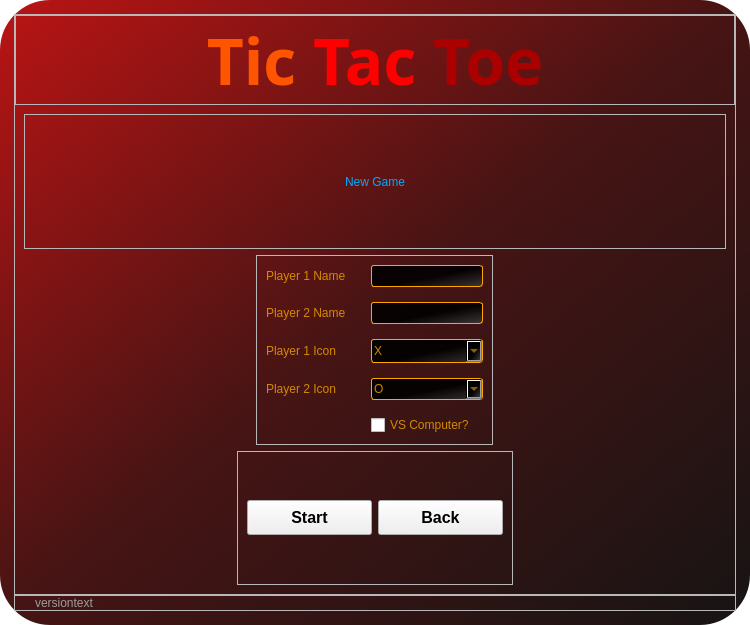
Before: the Qt Designer form src/Ui_main.ui in sera619/TicTacToe-PySide, drawn with Qt 5.
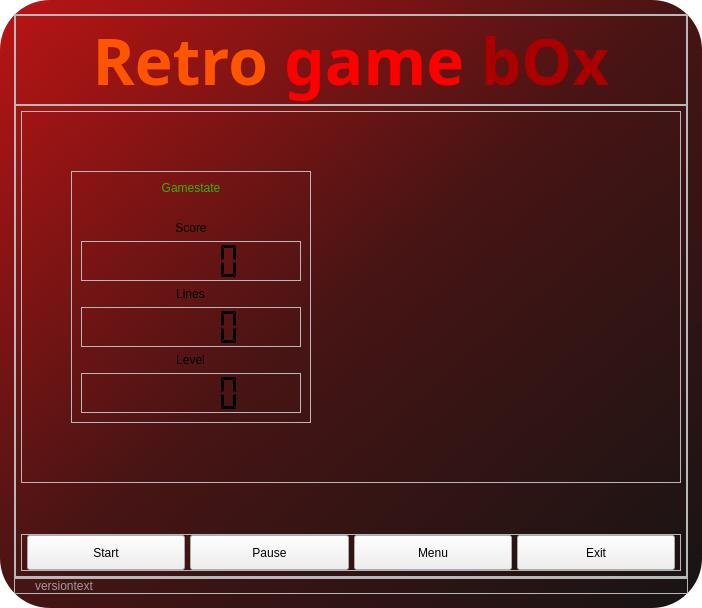
After: the same form once the commit is applied. Icons and pictures are not drawn.

```diff
--- a/src/Ui_main.ui
+++ b/src/Ui_main.ui
@@ -6,8 +6,8 @@
    <rect>
     <x>0</x>
     <y>0</y>
-    <width>750</width>
-    <height>625</height>
+    <width>702</width>
+    <height>608</height>
    </rect>
   </property>
   <property name="windowTitle">
@@ -40,7 +40,9 @@
 }
 #gameView{
 background-color: rgba(0,0,0,0);
-
+}
+#tetView{
+background-color: rgba(0,0,0,0);
 }</string>
   </property>
   <widget class="QWidget" name="centralwidget">
@@ -130,7 +132,7 @@
              <string notr="true"/>
             </property>
             <property name="text">
-             <string>&lt;html&gt;&lt;head/&gt;&lt;body&gt;&lt;p&gt;&lt;span style=&quot; font-size:48pt; font-weight:700; color:#ff5500;&quot;&gt;Tic &lt;/span&gt;&lt;span style=&quot; font-size:48pt; font-weight:700; color:#ff0000;&quot;&gt;Tac &lt;/span&gt;&lt;span style=&quot; font-size:48pt; font-weight:700; color:#aa0000;&quot;&gt;Toe&lt;/span&gt;&lt;/p&gt;&lt;/body&gt;&lt;/html&gt;</string>
+             <string>&lt;html&gt;&lt;head/&gt;&lt;body&gt;&lt;p&gt;&lt;span style=&quot; font-weight:700; color:#ff5500;&quot;&gt;Retro &lt;/span&gt;&lt;span style=&quot; font-weight:700; color:#ff0000;&quot;&gt;game &lt;/span&gt;&lt;span style=&quot; font-weight:700; color:#aa0000;&quot;&gt;bOx&lt;/span&gt;&lt;/p&gt;&lt;/body&gt;&lt;/html&gt;</string>
             </property>
             <property name="textFormat">
              <enum>Qt::AutoText</enum>
@@ -149,7 +151,7 @@
           <string notr="true"/>
          </property>
          <property name="currentIndex">
-          <number>2</number>
+          <number>1</number>
          </property>
          <widget class="QWidget" name="gameView">
           <property name="styleSheet">
@@ -965,6 +967,408 @@
            </item>
           </layout>
          </widget>
+         <widget class="QWidget" name="tetView">
+          <layout class="QVBoxLayout" name="verticalLayout_15" stretch="0">
+           <property name="spacing">
+            <number>0</number>
+           </property>
+           <property name="leftMargin">
+            <number>0</number>
+           </property>
+           <property name="topMargin">
+            <number>0</number>
+           </property>
+           <property name="rightMargin">
+            <number>0</number>
+           </property>
+           <property name="bottomMargin">
+            <number>0</number>
+           </property>
+           <item>
+            <widget class="QFrame" name="frame_13">
+             <property name="frameShape">
+              <enum>QFrame::StyledPanel</enum>
+             </property>
+             <property name="frameShadow">
+              <enum>QFrame::Raised</enum>
+             </property>
+             <layout class="QVBoxLayout" name="verticalLayout_16">
+              <property name="spacing">
+               <number>0</number>
+              </property>
+              <property name="leftMargin">
+               <number>5</number>
+              </property>
+              <property name="topMargin">
+               <number>5</number>
+              </property>
+              <property name="rightMargin">
+               <number>5</number>
+              </property>
+              <property name="bottomMargin">
+               <number>5</number>
+              </property>
+              <item>
+               <widget class="QFrame" name="frame_14">
+                <property name="sizePolicy">
+                 <sizepolicy hsizetype="Preferred" vsizetype="Preferred">
+                  <horstretch>0</horstretch>
+                  <verstretch>0</verstretch>
+                 </sizepolicy>
+                </property>
+                <property name="frameShape">
+                 <enum>QFrame::StyledPanel</enum>
+                </property>
+                <property name="frameShadow">
+                 <enum>QFrame::Raised</enum>
+                </property>
+                <layout class="QHBoxLayout" name="horizontalLayout_5" stretch="0,0">
+                 <property name="spacing">
+                  <number>0</number>
+                 </property>
+                 <property name="leftMargin">
+                  <number>10</number>
+                 </property>
+                 <property name="topMargin">
+                  <number>0</number>
+                 </property>
+                 <property name="rightMargin">
+                  <number>10</number>
+                 </property>
+                 <property name="bottomMargin">
+                  <number>0</number>
+                 </property>
+                 <item alignment="Qt::AlignHCenter|Qt::AlignVCenter">
+                  <widget class="QFrame" name="tetScoreFrame">
+                   <property name="sizePolicy">
+                    <sizepolicy hsizetype="Preferred" vsizetype="Preferred">
+                     <horstretch>0</horstretch>
+                     <verstretch>0</verstretch>
+                    </sizepolicy>
+                   </property>
+                   <property name="maximumSize">
+                    <size>
+                     <width>16777215</width>
+                     <height>16777215</height>
+                    </size>
+                   </property>
+                   <property name="frameShape">
+                    <enum>QFrame::StyledPanel</enum>
+                   </property>
+                   <property name="frameShadow">
+                    <enum>QFrame::Raised</enum>
+                   </property>
+                   <layout class="QVBoxLayout" name="verticalLayout_17" stretch="0,0,0,0,0,0,0,0">
+                    <item alignment="Qt::AlignTop">
+                     <widget class="QLabel" name="tetStateLabel">
+                      <property name="styleSheet">
+                       <string notr="true">font: 28px &quot;PhrasticMedium&quot;;
+color:rgb(59, 177, 0);</string>
+                      </property>
+                      <property name="text">
+                       <string>Gamestate</string>
+                      </property>
+                      <property name="alignment">
+                       <set>Qt::AlignCenter</set>
+                      </property>
+                      <property name="margin">
+                       <number>5</number>
+                      </property>
+                     </widget>
+                    </item>
+                    <item>
+                     <widget class="QLabel" name="nextTetLabel">
+                      <property name="text">
+                       <string/>
+                      </property>
+                      <property name="scaledContents">
+                       <bool>false</bool>
+                      </property>
+                      <property name="alignment">
+                       <set>Qt::AlignLeading|Qt::AlignLeft|Qt::AlignVCenter</set>
+                      </property>
+                      <property name="textInteractionFlags">
+                       <set>Qt::NoTextInteraction</set>
+                      </property>
+                     </widget>
+                    </item>
+                    <item alignment="Qt::AlignHCenter|Qt::AlignBottom">
+                     <widget class="QLabel" name="label_11">
+                      <property name="text">
+                       <string>Score</string>
+                      </property>
+                      <property name="alignment">
+                       <set>Qt::AlignCenter</set>
+                      </property>
+                     </widget>
+                    </item>
+                    <item alignment="Qt::AlignBottom">
+                     <widget class="QLCDNumber" name="tetScoreLCD">
+                      <property name="sizePolicy">
+                       <sizepolicy hsizetype="Preferred" vsizetype="Preferred">
+                        <horstretch>0</horstretch>
+                        <verstretch>0</verstretch>
+                       </sizepolicy>
+                      </property>
+                      <property name="minimumSize">
+                       <size>
+                        <width>220</width>
+                        <height>40</height>
+                       </size>
+                      </property>
+                      <property name="maximumSize">
+                       <size>
+                        <width>220</width>
+                        <height>40</height>
+                       </size>
+                      </property>
+                      <property name="frameShape">
+                       <enum>QFrame::StyledPanel</enum>
+                      </property>
+                      <property name="mode">
+                       <enum>QLCDNumber::Dec</enum>
+                      </property>
+                      <property name="segmentStyle">
+                       <enum>QLCDNumber::Flat</enum>
+                      </property>
+                      <property name="intValue" stdset="0">
+                       <number>500000</number>
+                      </property>
+                     </widget>
+                    </item>
+                    <item alignment="Qt::AlignHCenter|Qt::AlignBottom">
+                     <widget class="QLabel" name="label_13">
+                      <property name="frameShadow">
+                       <enum>QFrame::Plain</enum>
+                      </property>
+                      <property name="text">
+                       <string>Lines</string>
+                      </property>
+                      <property name="alignment">
+                       <set>Qt::AlignCenter</set>
+                      </property>
+                     </widget>
+                    </item>
+                    <item>
+                     <widget class="QLCDNumber" name="tetLinesLCD">
+                      <property name="sizePolicy">
+                       <sizepolicy hsizetype="Preferred" vsizetype="Preferred">
+                        <horstretch>0</horstretch>
+                        <verstretch>0</verstretch>
+                       </sizepolicy>
+                      </property>
+                      <property name="minimumSize">
+                       <size>
+                        <width>220</width>
+                        <height>40</height>
+                       </size>
+                      </property>
+                      <property name="maximumSize">
+                       <size>
+                        <width>220</width>
+                        <height>40</height>
+                       </size>
+                      </property>
+                      <property name="font">
+                       <font>
+                        <pointsize>12</pointsize>
+                        <bold>true</bold>
+                       </font>
+                      </property>
+                      <property name="frameShape">
+                       <enum>QFrame::StyledPanel</enum>
+                      </property>
+                      <property name="frameShadow">
+                       <enum>QFrame::Raised</enum>
+                      </property>
+                      <property name="smallDecimalPoint">
+                       <bool>false</bool>
+                      </property>
+                      <property name="segmentStyle">
+                       <enum>QLCDNumber::Flat</enum>
+                      </property>
+                     </widget>
+                    </item>
+                    <item alignment="Qt::AlignHCenter|Qt::AlignBottom">
+                     <widget class="QLabel" name="label_12">
+                      <property name="text">
+                       <string>Level</string>
+                      </property>
+                      <property name="alignment">
+                       <set>Qt::AlignCenter</set>
+                      </property>
+                     </widget>
+                    </item>
+                    <item alignment="Qt::AlignTop">
+                     <widget class="QLCDNumber" name="tetLvlLCD">
+                      <property name="sizePolicy">
+                       <sizepolicy hsizetype="Preferred" vsizetype="Preferred">
+                        <horstretch>0</horstretch>
+                        <verstretch>0</verstretch>
+                       </sizepolicy>
+                      </property>
+                      <property name="minimumSize">
+                       <size>
+                        <width>220</width>
+                        <height>40</height>
+                       </size>
+                      </property>
+                      <property name="maximumSize">
+                       <size>
+                        <width>220</width>
+                        <height>40</height>
+                       </size>
+                      </property>
+                      <property name="font">
+                       <font>
+                        <pointsize>12</pointsize>
+                        <bold>true</bold>
+                       </font>
+                      </property>
+                      <property name="frameShape">
+                       <enum>QFrame::StyledPanel</enum>
+                      </property>
+                      <property name="frameShadow">
+                       <enum>QFrame::Raised</enum>
+                      </property>
+                      <property name="smallDecimalPoint">
+                       <bool>false</bool>
+                      </property>
+                      <property name="segmentStyle">
+                       <enum>QLCDNumber::Flat</enum>
+                      </property>
+                     </widget>
+                    </item>
+                   </layout>
+                  </widget>
+                 </item>
+                 <item alignment="Qt::AlignHCenter">
+                  <widget class="QWidget" name="tetrisBoardWidget" native="true">
+                   <property name="sizePolicy">
+                    <sizepolicy hsizetype="Preferred" vsizetype="Preferred">
+                     <horstretch>0</horstretch>
+                     <verstretch>0</verstretch>
+                    </sizepolicy>
+                   </property>
+                   <property name="minimumSize">
+                    <size>
+                     <width>200</width>
+                     <height>370</height>
+                    </size>
+                   </property>
+                   <property name="maximumSize">
+                    <size>
+                     <width>225</width>
+                     <height>370</height>
+                    </size>
+                   </property>
+                  </widget>
+                 </item>
+                </layout>
+               </widget>
+              </item>
+              <item alignment="Qt::AlignBottom">
+               <widget class="QFrame" name="tetBtnFrame">
+                <property name="minimumSize">
+                 <size>
+                  <width>155</width>
+                  <height>35</height>
+                 </size>
+                </property>
+                <property name="frameShape">
+                 <enum>QFrame::StyledPanel</enum>
+                </property>
+                <property name="frameShadow">
+                 <enum>QFrame::Raised</enum>
+                </property>
+                <layout class="QHBoxLayout" name="horizontalLayout_2">
+                 <property name="spacing">
+                  <number>5</number>
+                 </property>
+                 <property name="leftMargin">
+                  <number>5</number>
+                 </property>
+                 <property name="topMargin">
+                  <number>0</number>
+                 </property>
+                 <property name="rightMargin">
+                  <number>5</number>
+                 </property>
+                 <property name="bottomMargin">
+                  <number>0</number>
+                 </property>
+                 <item alignment="Qt::AlignBottom">
+                  <widget class="QPushButton" name="tetStartBtn">
+                   <property name="minimumSize">
+                    <size>
+                     <width>155</width>
+                     <height>35</height>
+                    </size>
+                   </property>
+                   <property name="focusPolicy">
+                    <enum>Qt::NoFocus</enum>
+                   </property>
+                   <property name="text">
+                    <string>Start</string>
+                   </property>
+                  </widget>
+                 </item>
+                 <item alignment="Qt::AlignBottom">
+                  <widget class="QPushButton" name="tetPauseBtn">
+                   <property name="minimumSize">
+                    <size>
+                     <width>155</width>
+                     <height>35</height>
+                    </size>
+                   </property>
+                   <property name="focusPolicy">
+                    <enum>Qt::NoFocus</enum>
+                   </property>
+                   <property name="text">
+                    <string>Pause</string>
+                   </property>
+                  </widget>
+                 </item>
+                 <item alignment="Qt::AlignBottom">
+                  <widget class="QPushButton" name="tetMenuBtn">
+                   <property name="minimumSize">
+                    <size>
+                     <width>155</width>
+                     <height>35</height>
+                    </size>
+                   </property>
+                   <property name="focusPolicy">
+                    <enum>Qt::NoFocus</enum>
+                   </property>
+                   <property name="text">
+                    <string>Menu</string>
+                   </property>
+                  </widget>
+                 </item>
+                 <item alignment="Qt::AlignBottom">
+                  <widget class="QPushButton" name="tetExitBtn">
+                   <property name="minimumSize">
+                    <size>
+                     <width>155</width>
+                     <height>35</height>
+                    </size>
+                   </property>
+                   <property name="focusPolicy">
+                    <enum>Qt::NoFocus</enum>
+                   </property>
+                   <property name="text">
+                    <string>Exit</string>
+                   </property>
+                  </widget>
+                 </item>
+                </layout>
+               </widget>
+              </item>
+             </layout>
+            </widget>
+           </item>
+          </layout>
+         </widget>
          <widget class="QWidget" name="menuView">
           <layout class="QVBoxLayout" name="verticalLayout_7">
            <item alignment="Qt::AlignVCenter">
@@ -1168,12 +1572,13 @@
 
 QLineEdit{
 	font: 16pt &quot;PhrasticMedium&quot;;
-	border-radius: 3px;
+	border-radius: 8px;
 	border:1px solid orange;
 	color: rgba(225, 150, 0, 230);
 	padding:2px;
 	text-align:center;
 
+
 	background-color: qlineargradient(spread:pad, x1:0.5175, y1:0.517, x2:0.983, y2:0.965909, stop:0.0738636 rgba(0, 0, 0, 226), stop:0.664773 rgba(33, 33, 33, 222), stop:1 rgba(57, 57, 57, 222));
 }
 
@@ -1182,8 +1587,10 @@
 color: rgba(225, 150, 0, 230);
 	border:1px solid orange;
 	background-color: qlineargradient(spread:pad, x1:0.5175, y1:0.517, x2:0.983, y2:0.965909, stop:0.0738636 rgba(0, 0, 0, 226), stop:0.664773 rgba(33, 33, 33, 222), stop:1 rgba(57, 57, 57, 222));
-	border-radius: 3px;
+	border-radius: 8px;
 padding: 2px;
+padding-right:2px;
+
 }
 </string>
              </property>
@@ -1269,6 +1676,12 @@
               </item>
               <item row="2" column="1">
                <widget class="QComboBox" name="p1IconBox">
+                <property name="minimumSize">
+                 <size>
+                  <width>190</width>
+                  <height>0</height>
+                 </size>
+                </property>
                 <property name="sizeAdjustPolicy">
                  <enum>QComboBox::AdjustToMinimumContentsLengthWithIcon</enum>
                 </property>
@@ -1301,12 +1714,18 @@
               </item>
               <item row="3" column="1">
                <widget class="QComboBox" name="p2IconBox">
+                <property name="layoutDirection">
+                 <enum>Qt::LeftToRight</enum>
+                </property>
                 <property name="currentIndex">
                  <number>0</number>
                 </property>
                 <property name="maxCount">
                  <number>999999999</number>
                 </property>
+                <property name="sizeAdjustPolicy">
+                 <enum>QComboBox::AdjustToContents</enum>
+                </property>
                 <item>
                  <property name="text">
                   <string>O</string>
```
Left out of the diff: 182 changed lines with no effect on the pictures.
